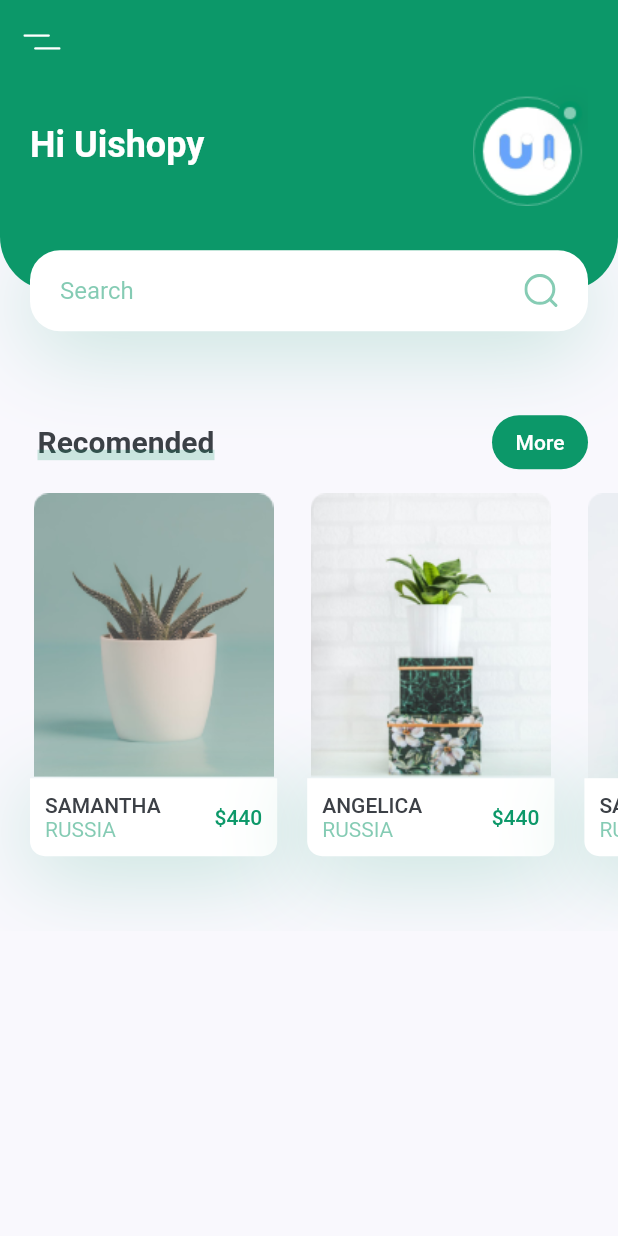
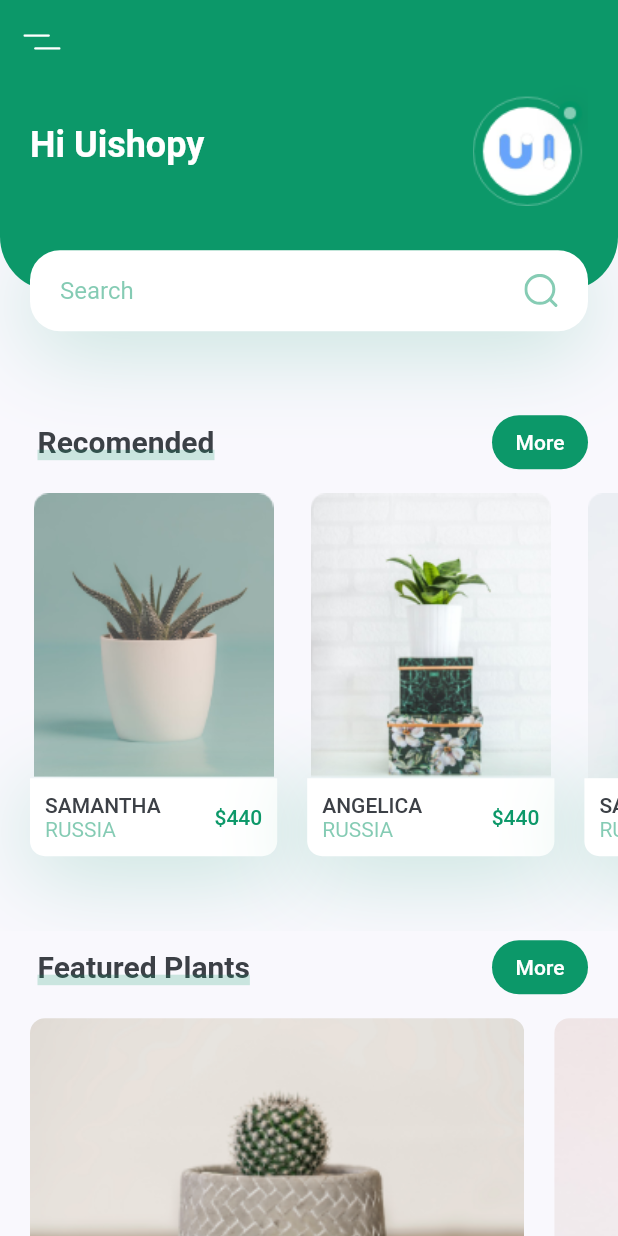
Before and after one commit to WillianMedeiros14/PlantApp, a Flutter app: the screen it shows after launch, on a phone screen of 412 x 824 dp. Run offline on Flutter 3.47's test engine with Material 2 defaults, Android fonts, the phone set to English and light mode, and no system bars; our stand-ins replace flutter_svg.

Commit message:
feat: create component featured_plants

```diff
--- a/lib/screens/home/components/body.dart
+++ b/lib/screens/home/components/body.dart
@@ -1,6 +1,7 @@
 import 'package:flutter/material.dart';
 import 'package:flutter_svg/svg.dart';
 import 'package:plantapp/constants.dart';
+import 'package:plantapp/screens/home/components/featured_plants.dart';
 import 'package:plantapp/screens/home/components/header_with_searchbox.dart';
 import 'package:plantapp/screens/home/components/recomend_plants.dart';
 import 'package:plantapp/screens/home/components/title_with_more_btn.dart';
@@ -14,7 +15,12 @@ class Body extends StatelessWidget {
         children: [
           HeaderWithSearchBox(size: size),
           TitleWithMoreBtn(title: "Recomended", press: () {}),
-          RecomendsPlants()
+          RecomendsPlants(),
+          TitleWithMoreBtn(title: "Featured Plants", press: () {}),
+          FeaturedPlants(),
+          SizedBox(
+            height: kDefaultPadding,
+          )
         ],
       ),
     );
--- /dev/null
+++ b/lib/screens/home/components/featured_plants.dart
@@ -0,0 +1,62 @@
+import 'package:flutter/material.dart';
+import 'package:plantapp/constants.dart';
+
+class FeaturedPlants extends StatelessWidget {
+  const FeaturedPlants({
+    Key? key,
+  }) : super(key: key);
+
+  @override
+  Widget build(BuildContext context) {
+    return SingleChildScrollView(
+      scrollDirection: Axis.horizontal,
+      child: Row(
+        children: [
+          FeaturePlantCard(
+            image: "assets/images/bottom_img_1.png",
+            press: () {},
+          ),
+          FeaturePlantCard(
+            image: "assets/images/bottom_img_2.png",
+            press: () {},
+          ),
+        ],
+      ),
+    );
+  }
+}
+
+class FeaturePlantCard extends StatelessWidget {
+  const FeaturePlantCard({
+    Key? key,
+    required this.image,
+    required this.press,
+  }) : super(key: key);
+
+  final String image;
+  final Function press;
+
+  @override
+  Widget build(BuildContext context) {
+    Size size = MediaQuery.of(context).size;
+    return GestureDetector(
+      onTap: press(),
+      child: Container(
+        margin: EdgeInsets.only(
+          left: kDefaultPadding,
+          top: kDefaultPadding / 2,
+          bottom: kDefaultPadding / 2,
+        ),
+        width: size.width * 0.8,
+        height: 185,
+        decoration: BoxDecoration(
+          borderRadius: BorderRadius.circular(10),
+          image: DecorationImage(
+            fit: BoxFit.cover,
+            image: AssetImage(image),
+          ),
+        ),
+      ),
+    );
+  }
+}
```
